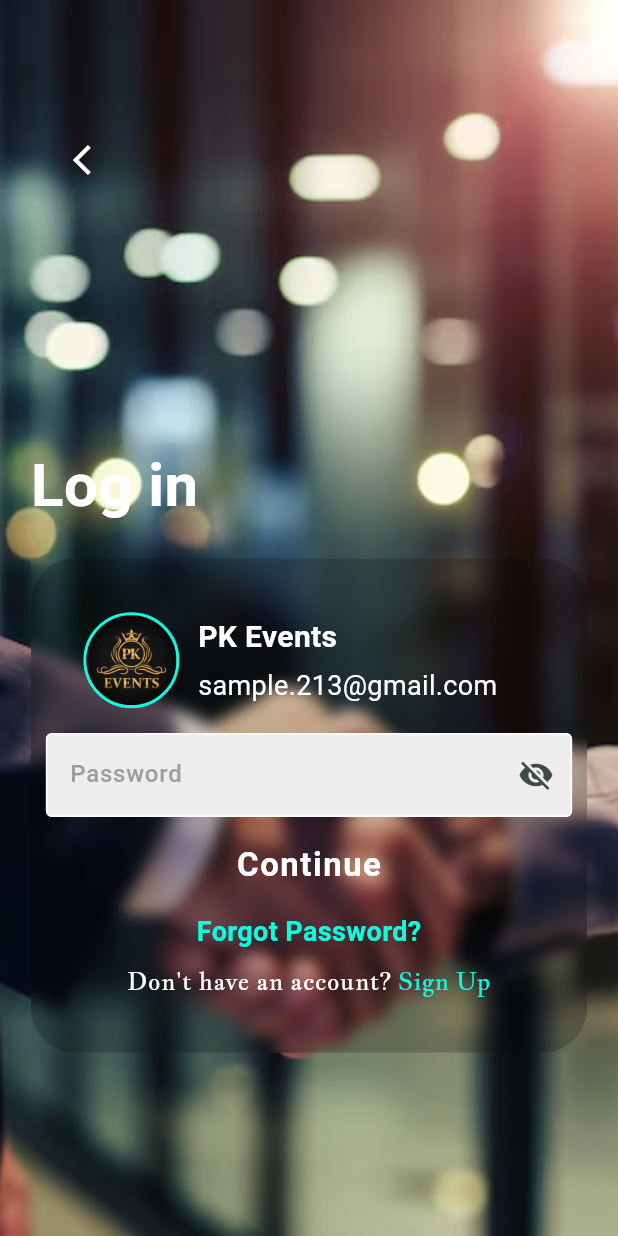
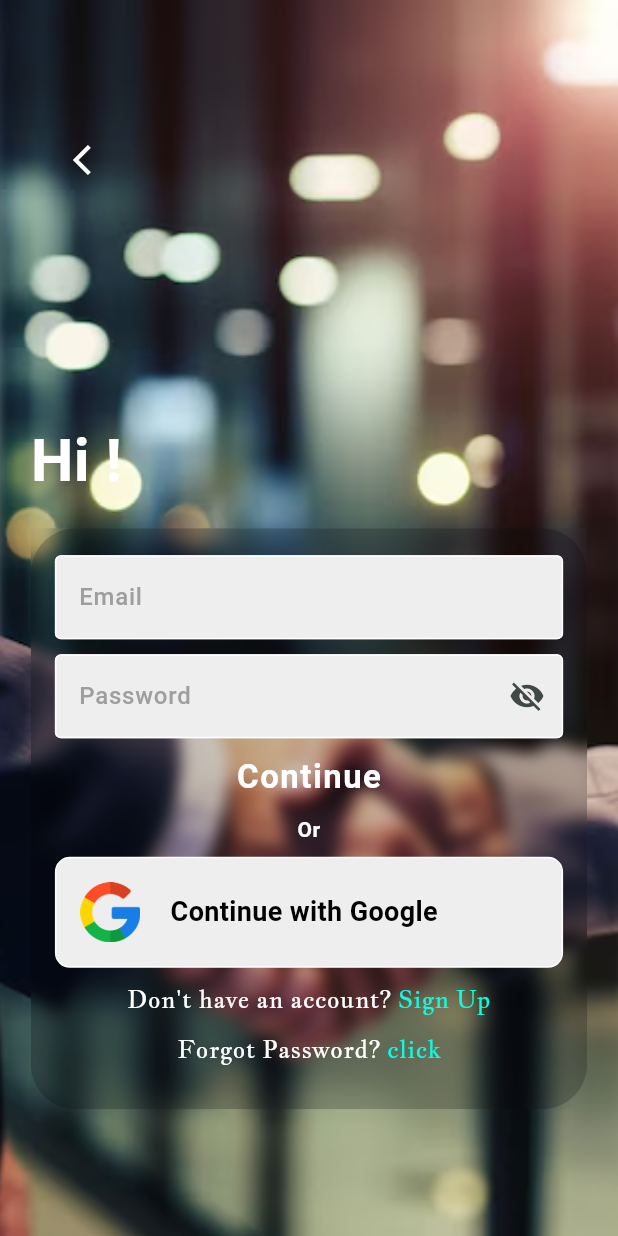
Before and after one commit to jasirpk/Event-Master, a Flutter app: the SignupScreen screen opened directly, after a tap on "Login", on a phone screen of 412 x 824 dp. Run offline on Flutter 3.47's test engine with Material 3 defaults, Android fonts, the phone set to English and light mode, and no system bars; our stand-ins replace bloc, cloud_firestore, firebase_auth, firebase_core, flutter_bloc, get and 3 more; missing offline and left inert: pushable_button; accounts and stored records are empty.

```diff
--- a/lib/presentation/pages/auth/login.dart
+++ b/lib/presentation/pages/auth/login.dart
@@ -1,21 +1,42 @@
 import 'dart:ui';
 
-import 'package:event_master/common/style.dart';
+import 'package:event_master/logic/bloc/manage_bloc.dart';
+import 'package:event_master/presentation/pages/auth/signup.dart';
+import 'package:event_master/presentation/pages/screens/dashboard.dart';
+import 'package:event_master/presentation/widgets/auth_bottom_text.dart';
 import 'package:event_master/presentation/widgets/back_arrow_button.dart';
-import 'package:event_master/presentation/widgets/dont_have_account.dart';
+import 'package:event_master/presentation/pages/auth/forgot_password.dart';
 import 'package:event_master/presentation/widgets/pasword_field.dart';
 import 'package:event_master/presentation/widgets/pushable_button.dart';
+import 'package:event_master/presentation/widgets/squre_tile.dart';
+import 'package:event_master/presentation/widgets/text_field.dart';
 import 'package:flutter/material.dart';
+import 'package:flutter_bloc/flutter_bloc.dart';
 import 'package:get/get.dart';
 
-class LoginScreen extends StatelessWidget {
+class GoogleAuthScreen extends StatelessWidget {
+  final userEmailController = TextEditingController();
+  final userPasswordController = TextEditingController();
   final formKey = GlobalKey<FormState>();
-  final userPasswordController = TextEditingController();
-  final userEmailController = TextEditingController();
-
   @override
   Widget build(BuildContext context) {
-    return Scaffold(
+    final authBloc = BlocProvider.of<ManageBloc>(context);
+    return BlocListener<ManageBloc, ManageState>(
+      listener: (context, state) {
+        if (state is AuthLoading) {
+          showDialog(
+              context: context,
+              builder: (context) => Center(
+                    child: CircularProgressIndicator(),
+                  ));
+        } else if (state is Authenticated) {
+          Get.offAll(() => HomeScreen());
+          Get.snackbar('Success', 'Successfully added');
+        } else if (state is AuthenticatedErrors) {
+          Get.snackbar('error', state.message);
+        }
+      },
+      child: Scaffold(
         body: SingleChildScrollView(
           child: Container(
             height: MediaQuery.of(context).size.height,
@@ -31,114 +52,99 @@ class LoginScreen extends StatelessWidget {
                 Column(
                   crossAxisAlignment: CrossAxisAlignment.start,
                   children: [
-                  SizedBox(height: MediaQuery.of(context).size.height * 0.05),
+                    SizedBox(
+                      height: MediaQuery.of(context).size.height * 0.05,
+                    ),
                     BackArrowButton(
                       onpressed: () {
                         Get.back();
                       },
                     ),
-                  SizedBox(height: MediaQuery.of(context).size.height * 0.2),
+                    SizedBox(height: MediaQuery.of(context).size.height * 0.18),
                     Text(
-                    'Log in',
-                    style: TextStyle(fontSize: 40, fontWeight: FontWeight.bold),
+                      'Hi !',
+                      style:
+                          TextStyle(fontSize: 40, fontWeight: FontWeight.bold),
                     ),
-                  sizedbox,
+                    SizedBox(height: MediaQuery.of(context).size.height * 0.02),
                     ClipRRect(
                       child: BackdropFilter(
-                      filter: ImageFilter.blur(
-                        sigmaX: 5,
-                        sigmaY: 5,
-                      ),
+                        filter: ImageFilter.blur(sigmaX: 5, sigmaY: 5),
                         child: Container(
-                        padding: EdgeInsets.symmetric(horizontal: 10.0),
+                          padding: EdgeInsets.symmetric(
+                              horizontal: 16, vertical: 18),
                           decoration: BoxDecoration(
-                            color: Color.fromARGB(0, 0, 0, 1).withOpacity(0.2),
+                              color:
+                                  Color.fromARGB(0, 0, 0, 1).withOpacity(0.2),
                               borderRadius: BorderRadius.circular(30)),
                           width: MediaQuery.of(context).size.width * 0.9,
-                        height: MediaQuery.of(context).size.height * 0.4,
+                          height: MediaQuery.of(context).size.height * 0.47,
                           child: Form(
                               key: formKey,
                               child: Center(
                                 child: Column(
-                                mainAxisSize: MainAxisSize.min,
-                                mainAxisAlignment: MainAxisAlignment.center,
                                   children: [
-                                  Padding(
-                                    padding:
-                                        EdgeInsets.symmetric(horizontal: 25.0),
-                                    child: Row(
-                                      children: [
-                                        Container(
-                                          decoration: BoxDecoration(
-                                            shape: BoxShape.circle,
-                                            border: Border.all(
-                                                color: myColor, width: 2.0),
-                                          ),
-                                          child: CircleAvatar(
-                                            radius: 30,
-                                            backgroundImage: AssetImage(
-                                              'assets/images/pkevent.jpeg',
-                                            ),
-                                          ),
-                                        ),
-                                        SizedBox(
-                                            width: MediaQuery.of(context)
-                                                    .size
-                                                    .width *
-                                                0.03),
-                                        Column(
-                                          crossAxisAlignment:
-                                              CrossAxisAlignment.start,
-                                          children: [
-                                            Text(
-                                              'PK Events',
-                                              style: TextStyle(
-                                                  fontSize: 20,
-                                                  fontWeight: FontWeight.bold),
-                                            ),
-                                            SizedBox(height: 5),
-                                            Text(
-                                              'sample.213@gmail.com',
-                                              style: TextStyle(fontSize: 18),
-                                            )
-                                          ],
-                                        )
-                                      ],
-                                    ),
-                                  ),
-                                  SizedBox(
-                                      height:
-                                          MediaQuery.of(context).size.height *
-                                              0.02),
+                                    TextFieldWidget(
+                                        Controller: userEmailController,
+                                        hintText: 'Email',
+                                        obscureText: false),
+                                    SizedBox(height: 10),
                                     PasswordField(
                                         controller: userPasswordController,
-                                    hintText: 'Password',
+                                        hintText: 'Password'),
+                                    SizedBox(height: 10),
+                                    PushableButton_Widget(
+                                        buttonText: 'Continue',
+                                        onpressed: () {
+                                          final email =
+                                              userEmailController.text;
+                                          final password =
+                                              userPasswordController.text;
+                                          if (email.isEmpty ||
+                                              password.isEmpty) {
+                                            Get.snackbar('Error',
+                                                'Please fill all fields');
+                                            return;
+                                          }
+                                          authBloc.add(LoginEvent(
+                                              email: email,
+                                              password: password));
+                                        }),
+                                    SizedBox(height: 10),
+                                    Text('Or',
+                                        textAlign: TextAlign.center,
+                                        style: TextStyle(
+                                            fontWeight: FontWeight.bold)),
+                                    SizedBox(height: 8),
+                                    Column(
+                                      mainAxisSize: MainAxisSize.min,
+                                      mainAxisAlignment:
+                                          MainAxisAlignment.center,
+                                      children: [
+                                        SqureTile(
+                                          onpressed: () {
+                                            context
+                                                .read<ManageBloc>()
+                                                .add(GoogleAuth());
+                                          },
+                                          imagePath: 'assets/images/google.png',
+                                          title: 'Continue with Google',
                                         ),
-                                  SizedBox(
-                                      height:
-                                          MediaQuery.of(context).size.height *
-                                              0.02),
-                                  PushableButton_Widget(
-                                      buttonText: 'Continue', onpressed: () {}),
-                                  SizedBox(
-                                      height:
-                                          MediaQuery.of(context).size.height *
-                                              0.02),
-                                  Text(
-                                    'Forgot Password?',
-                                    style: TextStyle(
-                                        color: myColor,
-                                        fontSize: 18,
-                                        fontWeight: FontWeight.bold),
-                                  ),
-                                  SizedBox(
-                                      height:
-                                          MediaQuery.of(context).size.height *
-                                              0.01),
-                                  DontHaveAccount(
+                                        SizedBox(height: 10),
+                                        AuthBottomText(
                                             onpressed: () {
-                                      Get.back();
+                                              Get.to(() => SignupScreen());
                                             },
+                                            text: 'Don\'t have an account?',
+                                            subText: 'Sign Up'),
+                                        SizedBox(height: 10),
+                                        AuthBottomText(
+                                            onpressed: () {
+                                              Get.to(() => ForgotPassword());
+                                            },
+                                            text: 'Forgot Password?',
+                                            subText: 'click'),
+                                      ],
                                     )
                                   ],
                                 ),
@@ -152,6 +158,7 @@ class LoginScreen extends StatelessWidget {
             ),
           ),
         ),
+      ),
     );
   }
 }
--- a/lib/presentation/pages/auth/signup.dart
+++ b/lib/presentation/pages/auth/signup.dart
@@ -5,7 +5,7 @@ import 'package:event_master/entities/user_data.dart';
 import 'package:event_master/logic/bloc/manage_bloc.dart';
 import 'package:event_master/presentation/pages/auth/login.dart';
 import 'package:event_master/presentation/pages/screens/dashboard.dart';
-import 'package:event_master/presentation/widgets/alread_have_account.dart';
+import 'package:event_master/presentation/widgets/auth_bottom_text.dart';
 import 'package:event_master/presentation/widgets/back_arrow_button.dart';
 import 'package:event_master/presentation/widgets/pasword_field.dart';
 import 'package:event_master/presentation/widgets/pushable_button.dart';
@@ -163,9 +163,13 @@ class SignupScreen extends StatelessWidget {
                                         }),
                                   ),
                                   SizedBox(height: 10),
-                                  AlreadyHaveAccount(onpressed: () {
-                                    Get.to(() => LoginScreen());
-                                  })
+                                  AuthBottomText(
+                                    onpressed: () {
+                                      Get.to(() => GoogleAuthScreen());
+                                    },
+                                    text: '''Already have an account?''',
+                                    subText: 'Login',
+                                  )
                                 ],
                               ),
                             ),
--- a/lib/presentation/pages/onboarding/welcome_intro_ambiance.dart
+++ b/lib/presentation/pages/onboarding/welcome_intro_ambiance.dart
@@ -1,4 +1,4 @@
-import 'package:event_master/presentation/pages/auth/google_auth.dart';
+import 'package:event_master/presentation/pages/auth/login.dart';
 import 'package:event_master/presentation/widgets/welcome_user_widget.dart';
 import 'package:flutter/material.dart';
 import 'package:get/get.dart';
--- a/lib/presentation/pages/screens/dashboard.dart
+++ b/lib/presentation/pages/screens/dashboard.dart
@@ -1,6 +1,6 @@
 import 'package:event_master/common/style.dart';
 import 'package:event_master/logic/bloc/manage_bloc.dart';
-import 'package:event_master/presentation/pages/auth/google_auth.dart';
+import 'package:event_master/presentation/pages/auth/login.dart';
 import 'package:flutter/material.dart';
 import 'package:flutter_bloc/flutter_bloc.dart';
 import 'package:get/get.dart';
--- a/lib/presentation/widgets/alread_have_account.dart
+++ /dev/null
@@ -1,29 +0,0 @@
-import 'package:event_master/common/style.dart';
-import 'package:flutter/material.dart';
-
-class AlreadyHaveAccount extends StatelessWidget {
-  final VoidCallback onpressed;
-
-  const AlreadyHaveAccount({super.key, required this.onpressed});
-  @override
-  Widget build(BuildContext context) {
-    return Row(
-      mainAxisAlignment: MainAxisAlignment.center,
-      children: [
-        Text(
-          'Already have an account?',
-          style: TextStyle(fontSize: 16, fontFamily: 'JacquesFracois'),
-        ),
-        SizedBox(width: 4),
-        InkWell(
-          onTap: onpressed,
-          child: Text(
-            'Login',
-            style: TextStyle(
-                fontSize: 16, color: myColor, fontFamily: 'JacquesFracois'),
-          ),
-        ),
-      ],
-    );
-  }
-}
--- a/lib/presentation/widgets/dont_have_account.dart
+++ b/lib/presentation/widgets/auth_bottom_text.dart
@@ -1,24 +1,29 @@
 import 'package:event_master/common/style.dart';
 import 'package:flutter/material.dart';
 
-class DontHaveAccount extends StatelessWidget {
+class AuthBottomText extends StatelessWidget {
   final VoidCallback onpressed;
-
-  const DontHaveAccount({super.key, required this.onpressed});
+  final String text;
+  final String subText;
+  const AuthBottomText(
+      {super.key,
+      required this.onpressed,
+      required this.text,
+      required this.subText});
   @override
   Widget build(BuildContext context) {
     return Row(
       mainAxisAlignment: MainAxisAlignment.center,
       children: [
         Text(
-          'Don\'t have an account?',
+          text,
           style: TextStyle(fontSize: 16, fontFamily: 'JacquesFracois'),
         ),
         SizedBox(width: 4),
         InkWell(
           onTap: onpressed,
           child: Text(
-            'Sign Up',
+            subText,
             style: TextStyle(
                 fontSize: 16, color: myColor, fontFamily: 'JacquesFracois'),
           ),
--- a/lib/presentation/widgets/welcome_user_widget.dart
+++ b/lib/presentation/widgets/welcome_user_widget.dart
@@ -1,5 +1,5 @@
 import 'package:event_master/common/style.dart';
-import 'package:event_master/presentation/pages/auth/google_auth.dart';
+import 'package:event_master/presentation/pages/auth/login.dart';
 import 'package:event_master/presentation/widgets/back_arrow_button.dart';
 import 'package:event_master/presentation/widgets/pushable_button.dart';
 import 'package:flutter/material.dart';
```
Also changed, not shown: lib/logic/services/forgot_password.dart (added, +33 -0 lines), lib/presentation/pages/auth/forgot_password.dart (added, +130 -0 lines), lib/presentation/pages/auth/google_auth.dart (deleted, +0 -164 lines). Lines whose indentation alone changed are shown as unchanged.
